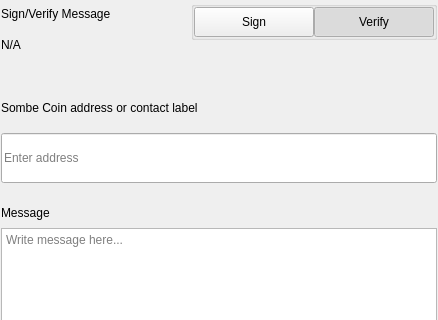
This is src/qt/Sombe/settings/forms/settingssignmessagewidgets.ui in unixteam2020/po as Qt 5 draws it before an edit; both pictures show x 0 to 438 and y 0 to 320 of the 438 by 579 pixel window. The edited form follows.
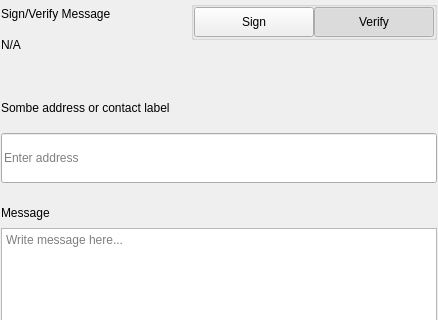
This is the edited form.

Commit message: fix sombe coin to sombe

What changed in the file:
```diff
--- a/src/qt/Sombe/settings/forms/settingssignmessagewidgets.ui
+++ b/src/qt/Sombe/settings/forms/settingssignmessagewidgets.ui
@@ -276,7 +276,7 @@
                </size>
               </property>
               <property name="text">
-               <string>Sombe Coin address or contact label</string>
+               <string>Sombe address or contact label</string>
               </property>
              </widget>
             </item>
```
The commit also changes 445 other files.
